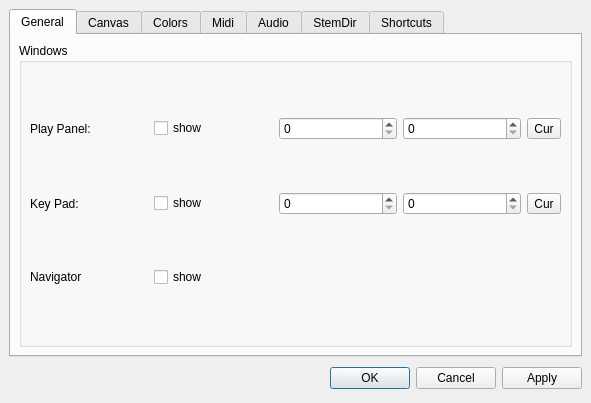
Qt form mscore/mscore/prefsdialog.ui (musescore/musescore-old) before a commit.
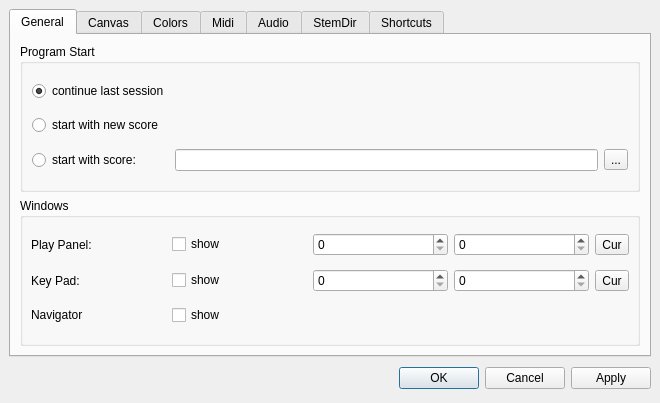
The same form after that commit. The open tabs and pages were chosen to show the change. Icons and pictures are not drawn.

Diff of the .ui file:
```diff
--- a/mscore/mscore/prefsdialog.ui
+++ b/mscore/mscore/prefsdialog.ui
@@ -5,7 +5,7 @@
    <rect>
     <x>0</x>
     <y>0</y>
-    <width>591</width>
+    <width>660</width>
     <height>403</height>
    </rect>
   </property>
@@ -30,16 +30,74 @@
       </attribute>
       <layout class="QVBoxLayout" >
        <property name="margin" >
-        <number>8</number>
+        <number>9</number>
        </property>
        <property name="spacing" >
         <number>6</number>
        </property>
+       <item>
+        <widget class="QGroupBox" name="groupBox_5" >
+         <property name="title" >
+          <string>Program Start</string>
+         </property>
+         <property name="flat" >
+          <bool>true</bool>
+         </property>
+         <layout class="QGridLayout" >
+          <property name="margin" >
+           <number>9</number>
+          </property>
+          <property name="spacing" >
+           <number>6</number>
+          </property>
+          <item row="1" column="0" >
+           <widget class="QRadioButton" name="newSession" >
+            <property name="text" >
+             <string>start with new score</string>
+            </property>
+           </widget>
+          </item>
+          <item row="0" column="0" >
+           <widget class="QRadioButton" name="lastSession" >
+            <property name="text" >
+             <string>continue last session</string>
+            </property>
+            <property name="checked" >
+             <bool>true</bool>
+            </property>
+           </widget>
+          </item>
+          <item row="2" column="0" >
+           <widget class="QRadioButton" name="scoreSession" >
+            <property name="text" >
+             <string>start with score:</string>
+            </property>
+           </widget>
+          </item>
+          <item row="2" column="2" >
+           <widget class="QToolButton" name="toolButton" >
+            <property name="text" >
+             <string>...</string>
+            </property>
+            <property name="icon" >
+             <iconset resource="mscore.qrc" >:/data/fileopen.xpm</iconset>
+            </property>
+           </widget>
+          </item>
+          <item row="2" column="1" >
+           <widget class="QLineEdit" name="sessionScore" />
+          </item>
+         </layout>
+        </widget>
+       </item>
        <item>
         <widget class="QGroupBox" name="groupBox" >
          <property name="title" >
           <string>Windows</string>
          </property>
+         <property name="flat" >
+          <bool>true</bool>
+         </property>
          <layout class="QGridLayout" >
           <property name="margin" >
            <number>8</number>
```
Left out of the diff: 8 changed lines with no effect on the pictures.
